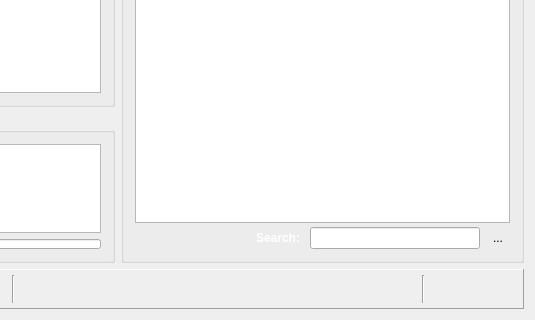
code-google-com/vlc-record, file vlc-record/recorder.ui: the form before one commit; both pictures show x 165 to 700 and y 130 to 450 of the 700 by 450 pixel window.
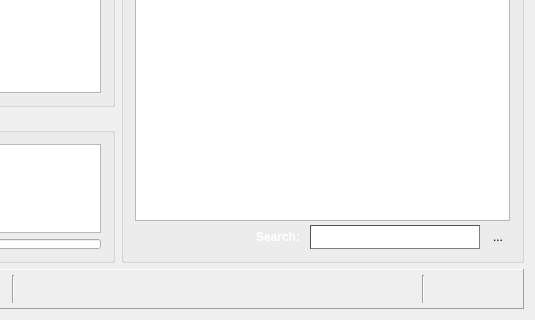
The form after the commit. Icons and pictures are not drawn. Custom widgets are drawn as their Qt base class.

Commit message: change style of search line

```diff
--- a/vlc-record/recorder.ui
+++ b/vlc-record/recorder.ui
@@ -296,9 +296,20 @@
             <property name="minimumSize">
              <size>
               <width>170</width>
-              <height>0</height>
+              <height>24</height>
              </size>
             </property>
+            <property name="styleSheet">
+             <string notr="true">QLineEdit#lineSearch {
+  color: #800;   
+  font: bold;
+   background-image: url(:/app/search);
+   background-repeat: no-repeat;
+   background-position: LEFT;
+   border: 1px inset;
+   border-color: #555;
+ }</string>
+            </property>
            </widget>
           </item>
           <item>
@@ -308,7 +319,13 @@
             </property>
             <property name="icon">
              <iconset resource="vlc-record.qrc">
-              <normaloff>:/app/search</normaloff>:/app/search</iconset>
+              <normaloff>:/app/find</normaloff>:/app/find</iconset>
+            </property>
+            <property name="iconSize">
+             <size>
+              <width>24</width>
+              <height>24</height>
+             </size>
             </property>
             <property name="shortcut">
              <string>Ctrl+F</string>
```
Left out of the diff: 2 changed lines with no effect on the pictures. The commit also changes 1 other file.
